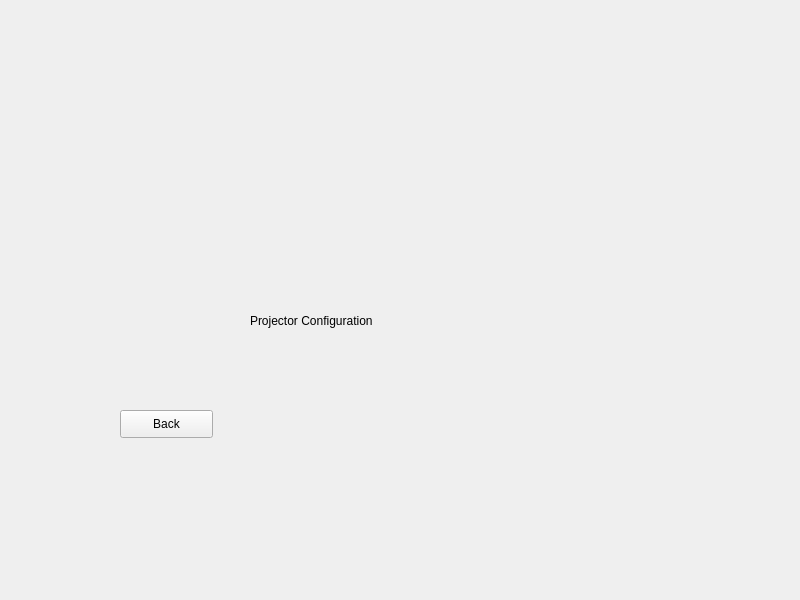
First picture: the form in GUI/ProjectorConfigurationWindow.ui, repository K3N-TR4N/Project-Edge-Blending, before the edit.
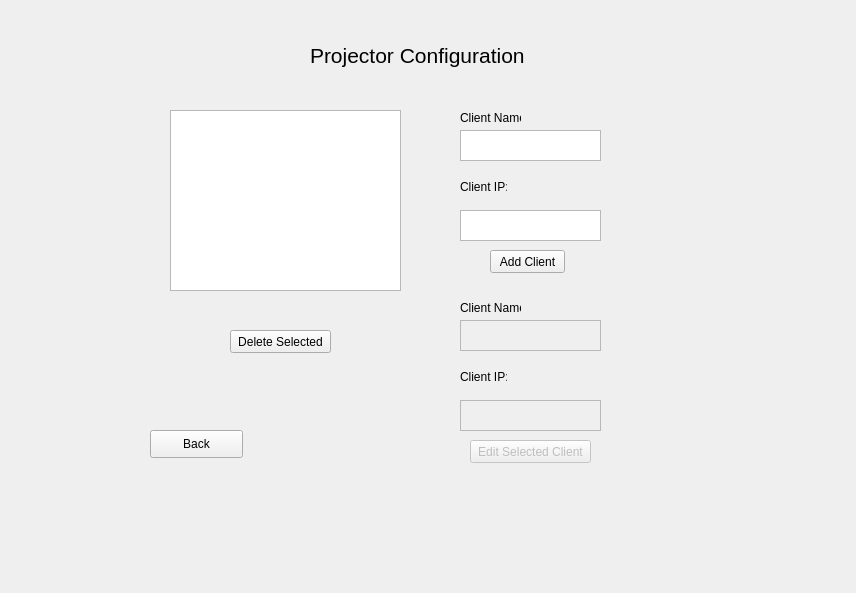
Second picture: the form after the edit.

Commit message: Updated projector configuration

What changed in the file:
```diff
--- a/GUI/ProjectorConfigurationWindow.ui
+++ b/GUI/ProjectorConfigurationWindow.ui
@@ -6,8 +6,8 @@
    <rect>
     <x>0</x>
     <y>0</y>
-    <width>800</width>
-    <height>600</height>
+    <width>856</width>
+    <height>593</height>
    </rect>
   </property>
   <property name="windowTitle">
@@ -17,8 +17,8 @@
    <widget class="QPushButton" name="Back_btn">
     <property name="geometry">
      <rect>
-      <x>120</x>
-      <y>410</y>
+      <x>150</x>
+      <y>430</y>
       <width>93</width>
       <height>28</height>
      </rect>
@@ -27,17 +27,169 @@
      <string>Back</string>
     </property>
    </widget>
+   <widget class="QListWidget" name="Client_list">
+    <property name="geometry">
+     <rect>
+      <x>170</x>
+      <y>110</y>
+      <width>231</width>
+      <height>181</height>
+     </rect>
+    </property>
+   </widget>
+   <widget class="QPushButton" name="Add_btn">
+    <property name="geometry">
+     <rect>
+      <x>490</x>
+      <y>250</y>
+      <width>75</width>
+      <height>23</height>
+     </rect>
+    </property>
+    <property name="text">
+     <string>Add Client</string>
+    </property>
+   </widget>
+   <widget class="QTextEdit" name="Add_name">
+    <property name="geometry">
+     <rect>
+      <x>460</x>
+      <y>130</y>
+      <width>141</width>
+      <height>31</height>
+     </rect>
+    </property>
+   </widget>
    <widget class="QLabel" name="label">
     <property name="geometry">
      <rect>
-      <x>250</x>
-      <y>270</y>
+      <x>460</x>
+      <y>110</y>
+      <width>61</width>
+      <height>16</height>
+     </rect>
+    </property>
+    <property name="text">
+     <string>Client Name:</string>
+    </property>
+   </widget>
+   <widget class="QLabel" name="label_2">
+    <property name="geometry">
+     <rect>
+      <x>460</x>
+      <y>180</y>
+      <width>47</width>
+      <height>13</height>
+     </rect>
+    </property>
+    <property name="text">
+     <string>Client IP:</string>
+    </property>
+   </widget>
+   <widget class="QTextEdit" name="Add_IP">
+    <property name="geometry">
+     <rect>
+      <x>460</x>
+      <y>210</y>
+      <width>141</width>
+      <height>31</height>
+     </rect>
+    </property>
+   </widget>
+   <widget class="QTextEdit" name="Edit_name">
+    <property name="enabled">
+     <bool>false</bool>
+    </property>
+    <property name="geometry">
+     <rect>
+      <x>460</x>
+      <y>320</y>
+      <width>141</width>
+      <height>31</height>
+     </rect>
+    </property>
+   </widget>
+   <widget class="QTextEdit" name="Edit_IP">
+    <property name="enabled">
+     <bool>false</bool>
+    </property>
+    <property name="geometry">
+     <rect>
+      <x>460</x>
+      <y>400</y>
+      <width>141</width>
+      <height>31</height>
+     </rect>
+    </property>
+   </widget>
+   <widget class="QPushButton" name="Edit_btn">
+    <property name="enabled">
+     <bool>false</bool>
+    </property>
+    <property name="geometry">
+     <rect>
+      <x>470</x>
+      <y>440</y>
+      <width>121</width>
+      <height>23</height>
+     </rect>
+    </property>
+    <property name="text">
+     <string>Edit Selected Client</string>
+    </property>
+   </widget>
+   <widget class="QLabel" name="label_3">
+    <property name="geometry">
+     <rect>
+      <x>460</x>
+      <y>300</y>
+      <width>61</width>
+      <height>16</height>
+     </rect>
+    </property>
+    <property name="text">
+     <string>Client Name:</string>
+    </property>
+   </widget>
+   <widget class="QLabel" name="label_4">
+    <property name="geometry">
+     <rect>
+      <x>460</x>
+      <y>370</y>
+      <width>47</width>
+      <height>13</height>
+     </rect>
+    </property>
+    <property name="text">
+     <string>Client IP:</string>
+    </property>
+   </widget>
+   <widget class="QPushButton" name="Delete_btn">
+    <property name="geometry">
+     <rect>
+      <x>230</x>
+      <y>330</y>
+      <width>101</width>
+      <height>23</height>
+     </rect>
+    </property>
+    <property name="text">
+     <string>Delete Selected</string>
+    </property>
+   </widget>
+   <widget class="QLabel" name="label_5">
+    <property name="geometry">
+     <rect>
+      <x>310</x>
+      <y>30</y>
       <width>241</width>
-      <height>101</height>
+      <height>51</height>
      </rect>
     </property>
-    <property name="styleSheet">
-     <string notr="true">font: 12pt &quot;MS Shell Dlg 2&quot;;</string>
+    <property name="font">
+     <font>
+      <pointsize>16</pointsize>
+     </font>
     </property>
     <property name="text">
      <string>Projector Configuration</string>
```
Left out of the diff: 2 changed lines with no effect on the pictures. The commit also changes 3 other files.
